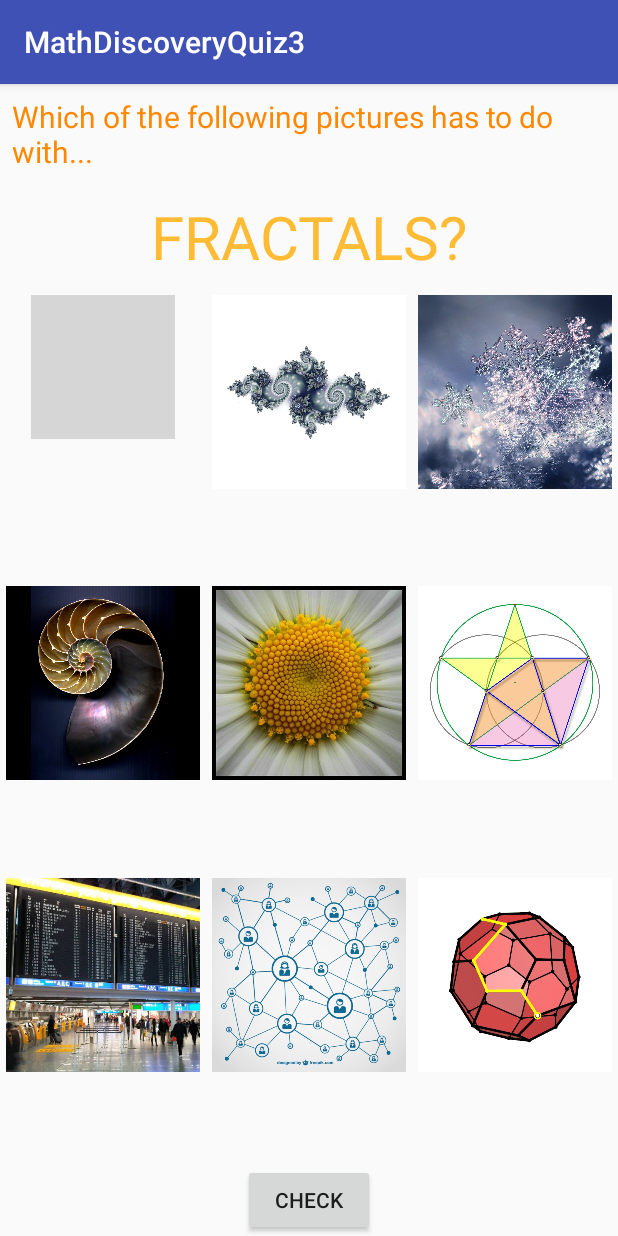
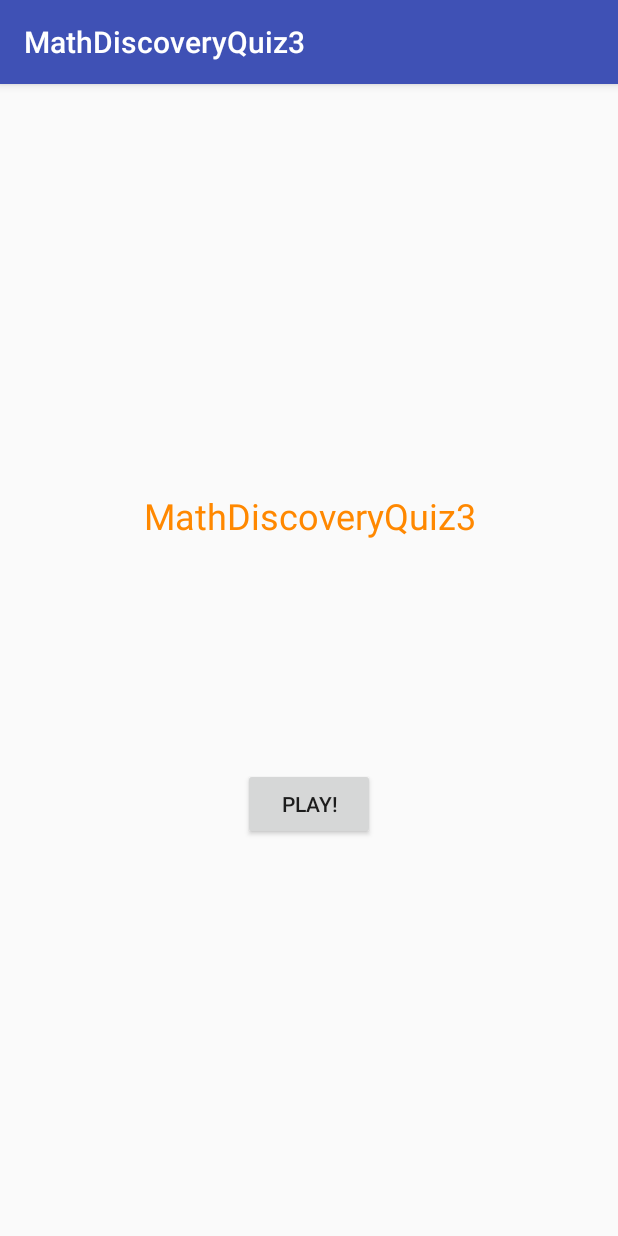
Before and after one commit to jxm-math/MathDiscoveryQuiz3, an Android app: the screen it shows after launch (MainActivity), on a phone screen of 412 x 824 dp. Run offline under Robolectric (Android 15) with nearby library versions, the phone set to English and light mode, and no system bars; grey boxes are pictures that could not be loaded.

Commit message:
Feat: welcome layout

```diff
--- a/app/src/main/java/com/example/android/mathdiscoveryquiz3/MainActivity.java
+++ b/app/src/main/java/com/example/android/mathdiscoveryquiz3/MainActivity.java
@@ -14,7 +14,7 @@ public class MainActivity extends AppCompatActivity {
     @Override
     protected void onCreate(Bundle savedInstanceState) {
         super.onCreate(savedInstanceState);
-        setContentView(R.layout.activity_main);
+        setContentView(R.layout.welcome_layout);
     }
 
     boolean pict1 = false;
@@ -26,6 +26,11 @@ public class MainActivity extends AppCompatActivity {
     boolean pict7 = false;
     boolean pict8 = false;
     boolean pict9 = false;
+
+    /* Switchs view to main activity */
+    public void start(View view) {
+        setContentView(R.layout.activity_main);
+    }
 
     /* Toggles the visibility of the check mark 1*/
     public void checkPicture1(View view) {
--- /dev/null
+++ b/app/src/main/res/layout/welcome_layout.xml
@@ -0,0 +1,42 @@
+<?xml version="1.0" encoding="utf-8"?>
+<LinearLayout xmlns:android="http://schemas.android.com/apk/res/android"
+    android:layout_width="match_parent"
+    android:layout_height="match_parent"
+    android:orientation="vertical">
+
+    <Space
+        android:layout_width="match_parent"
+        android:layout_height="0dp"
+        android:layout_weight="1"/>
+
+    <TextView
+        android:layout_width="match_parent"
+        android:layout_height="0dp"
+        android:text="MathDiscoveryQuiz3"
+        android:gravity="center"
+        android:textColor="@android:color/holo_orange_dark"
+        android:textSize="24sp"
+        android:padding="8dp"
+        android:layout_weight="1"/>
+
+    <RelativeLayout
+        android:layout_width="match_parent"
+        android:layout_height="0dp"
+        android:layout_weight="1">
+
+        <Button
+            android:layout_width="wrap_content"
+            android:layout_height="wrap_content"
+            android:text="Play!"
+            android:layout_centerHorizontal="true"
+            android:layout_centerVertical="true"
+            android:onClick="start"/>
+
+    </RelativeLayout>
+
+    <Space
+        android:layout_width="match_parent"
+        android:layout_height="0dp"
+        android:layout_weight="1"/>
+
+</LinearLayout>
```
